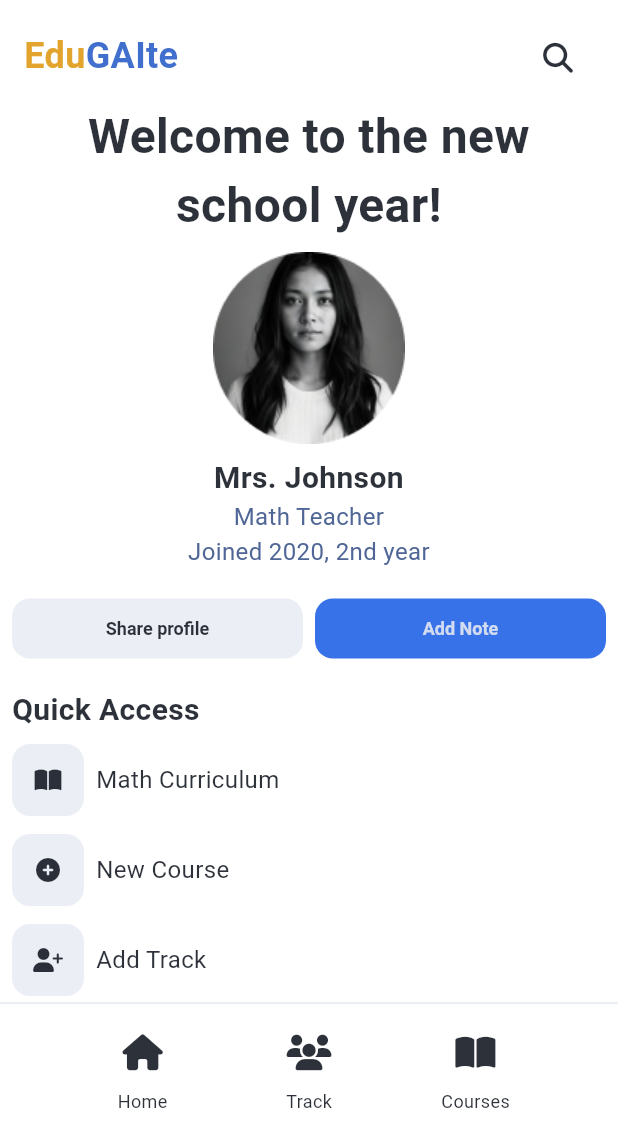
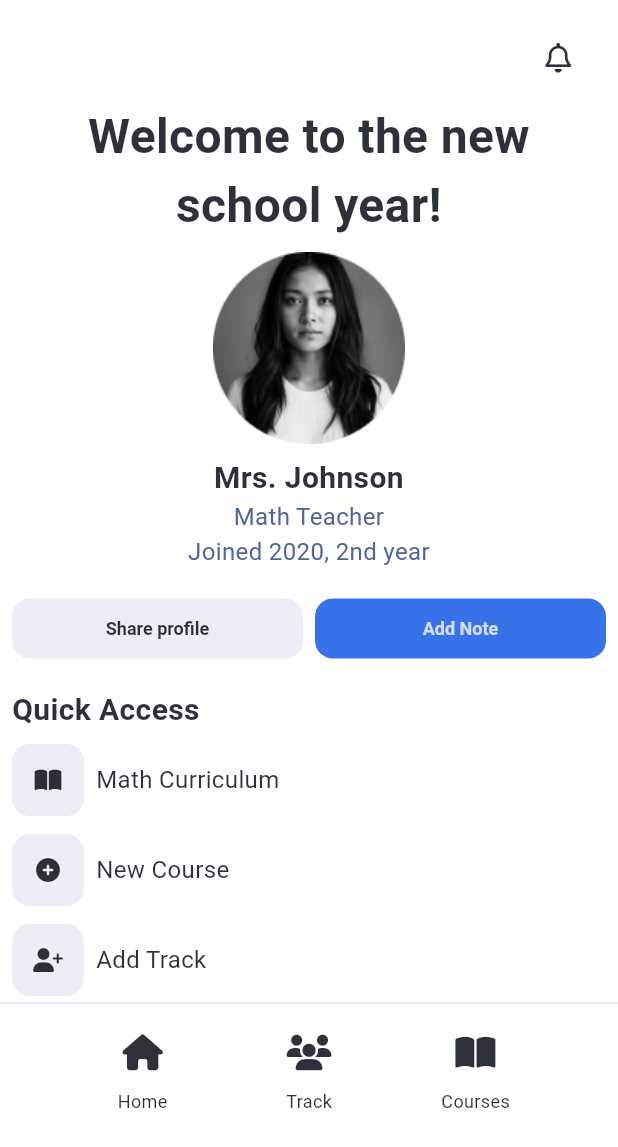
Before and after one commit to SiegfredLorelle/edugaite, a Flutter app: the ProfilePage screen opened directly, on a phone screen of 412 x 824 dp. Shown: the top 1147 px of the screen. Run offline on Flutter 3.47's test engine with Material 3 defaults, Android fonts, the light colour scheme and no system bars; our stand-ins replace carousel_slider, firebase_auth, firebase_core, font_awesome_flutter; missing offline and left inert: flame; accounts and stored records are empty; Roboto replaces fonts that are missing (Lexend).

Commit message:
Fix header in profile page

```diff
--- a/lib/screens/profile.dart
+++ b/lib/screens/profile.dart
@@ -21,7 +21,6 @@ class ProfilePage extends StatelessWidget {
 class ProfilePageHeader extends StatelessWidget {
   const ProfilePageHeader({super.key});
 
-  void _openSearch() {}
 
   @override
   Widget build(BuildContext context) {
@@ -30,32 +29,12 @@ class ProfilePageHeader extends StatelessWidget {
       color: Colors.white70,
       padding: const EdgeInsets.fromLTRB(16.0, 20.0, 16.0, 8.0),
       child: Row(
-        mainAxisAlignment: MainAxisAlignment.spaceBetween,
+        mainAxisAlignment: MainAxisAlignment.end,
         children: [
-          const Row(children: <Widget>[
-            Text(
-              'Edu',
-              style: TextStyle(
-                fontSize: 24.0,
-                color: Color.fromRGBO(221, 150, 12, 0.867),
-                fontFamily: "Lexend",
-                fontWeight: FontWeight.bold,
-              ),
-            ),
-            Text(
-              'GAIte',
-              style: TextStyle(
-                fontSize: 24.0,
-                color: Color.fromRGBO(35, 89, 197, 0.867),
-                fontFamily: "Lexend",
-                fontWeight: FontWeight.bold,
-              ),
-            ),
-          ]),
           IconButton(
-            icon: const FaIcon(FontAwesomeIcons.magnifyingGlass, size: 20),
+            icon: const FaIcon(FontAwesomeIcons.bell, size: 20),
             color: const Color.fromRGBO(13, 18, 28, 0.867),
-            onPressed: _openSearch,
+            onPressed: () {},
           ),
         ],
       ),
@@ -176,7 +155,6 @@ class ProfilePageBody extends StatelessWidget {
                 ],
               ),
             ),
-
             Container(
               alignment: Alignment.centerLeft,
               padding: const EdgeInsets.fromLTRB(8.0, 8.0, 8.0, 0.0),
@@ -190,19 +168,17 @@ class ProfilePageBody extends StatelessWidget {
                 ),
               ),
             ),
-
-
-
             Container(
               color: Colors.white70,
               padding: const EdgeInsets.fromLTRB(8.0, 8.0, 8.0, 4.0),
               child: Row(
                 children: <Widget>[
-
                   Container(
                     decoration: BoxDecoration(
-                      color:  const Color.fromRGBO(232, 235, 242, 0.867), // Set your desir,
-                      borderRadius: BorderRadius.circular(12.0), // Border radius
+                      color: const Color.fromRGBO(
+                          232, 235, 242, 0.867), // Set your desir,
+                      borderRadius:
+                          BorderRadius.circular(12.0), // Border radius
                     ),
                     child: IconButton(
                       icon: const FaIcon(
@@ -221,26 +197,24 @@ class ProfilePageBody extends StatelessWidget {
                     textAlign: TextAlign.center,
                     style: TextStyle(
                       fontSize: 16.0,
-                      color: const Color.fromRGBO(
-                            13, 18, 28, 0.867), // Se
+                      color: const Color.fromRGBO(13, 18, 28, 0.867), // Se
                       fontFamily: "Lexend",
                     ),
                   ),
-
                 ],
               ),
             ),
-
             Container(
               color: Colors.white70,
               padding: const EdgeInsets.fromLTRB(8.0, 8.0, 8.0, 4.0),
               child: Row(
                 children: <Widget>[
-
                   Container(
                     decoration: BoxDecoration(
-                      color:  const Color.fromRGBO(232, 235, 242, 0.867), // Set your desir,
-                      borderRadius: BorderRadius.circular(12.0), // Border radius
+                      color: const Color.fromRGBO(
+                          232, 235, 242, 0.867), // Set your desir,
+                      borderRadius:
+                          BorderRadius.circular(12.0), // Border radius
                     ),
                     child: IconButton(
                       icon: const FaIcon(
@@ -259,26 +233,24 @@ class ProfilePageBody extends StatelessWidget {
                     textAlign: TextAlign.center,
                     style: TextStyle(
                       fontSize: 16.0,
-                      color: const Color.fromRGBO(
-                            13, 18, 28, 0.867), // Se
+                      color: const Color.fromRGBO(13, 18, 28, 0.867), // Se
                       fontFamily: "Lexend",
                     ),
                   ),
-
                 ],
               ),
             ),
-
             Container(
               color: Colors.white70,
               padding: const EdgeInsets.fromLTRB(8.0, 8.0, 8.0, 4.0),
               child: Row(
                 children: <Widget>[
-
                   Container(
                     decoration: BoxDecoration(
-                      color:  const Color.fromRGBO(232, 235, 242, 0.867), // Set your desir,
-                      borderRadius: BorderRadius.circular(12.0), // Border radius
+                      color: const Color.fromRGBO(
+                          232, 235, 242, 0.867), // Set your desir,
+                      borderRadius:
+                          BorderRadius.circular(12.0), // Border radius
                     ),
                     child: IconButton(
                       icon: const FaIcon(
@@ -297,22 +269,20 @@ class ProfilePageBody extends StatelessWidget {
                     textAlign: TextAlign.center,
                     style: TextStyle(
                       fontSize: 16.0,
-                      color: const Color.fromRGBO(
-                            13, 18, 28, 0.867), // Se
+                      color: const Color.fromRGBO(13, 18, 28, 0.867), // Se
                       fontFamily: "Lexend",
                     ),
                   ),
-
                 ],
               ),
             ),
-
             Container(
               decoration: BoxDecoration(
                 color: Colors.white70,
                 border: Border(
                   top: BorderSide(
-                  color: const Color.fromRGBO(232, 235, 242, 0.867), // Border color
+                    color: const Color.fromRGBO(
+                        232, 235, 242, 0.867), // Border color
                     width: 1.5, // Border width
                   ),
                 ),
@@ -381,8 +351,6 @@ class ProfilePageBody extends StatelessWidget {
                 ],
               ),
             ),
-
-
           ],
         ),
       ),
```
Lines whose indentation alone changed are shown as unchanged.
